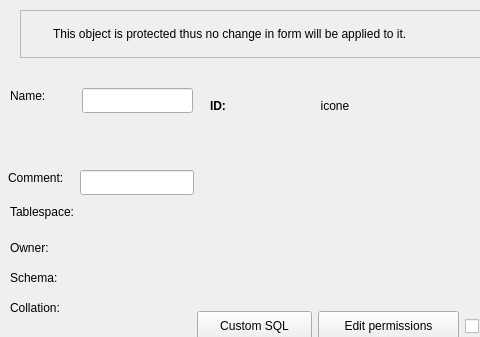
First picture: the form in libpgmodeler_ui/ui/baseobjectwidget.ui, repository pgmodeler/pgmodeler, before the edit; both pictures show x 0 to 480 and y 0 to 337 of the 634 by 588 pixel window.
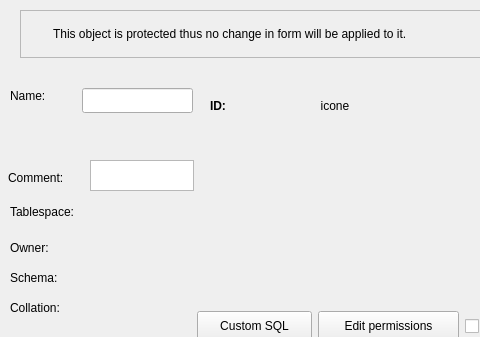
Second picture: the form after the edit. Icons and pictures are not drawn.

Commit message: Added support to multi line comments in UI (issue #1028)

```diff
--- a/libpgmodeler_ui/ui/baseobjectwidget.ui
+++ b/libpgmodeler_ui/ui/baseobjectwidget.ui
@@ -109,28 +109,6 @@
     <string>Comment:</string>
    </property>
   </widget>
-  <widget class="QLineEdit" name="comment_edt">
-   <property name="geometry">
-    <rect>
-     <x>80</x>
-     <y>170</y>
-     <width>114</width>
-     <height>25</height>
-    </rect>
-   </property>
-   <property name="sizePolicy">
-    <sizepolicy hsizetype="Expanding" vsizetype="Fixed">
-     <horstretch>0</horstretch>
-     <verstretch>0</verstretch>
-    </sizepolicy>
-   </property>
-   <property name="minimumSize">
-    <size>
-     <width>0</width>
-     <height>0</height>
-    </size>
-   </property>
-  </widget>
   <widget class="QLabel" name="tablespace_lbl">
    <property name="geometry">
     <rect>
@@ -508,6 +486,28 @@
     </item>
    </layout>
   </widget>
+  <widget class="QPlainTextEdit" name="comment_edt">
+   <property name="geometry">
+    <rect>
+     <x>90</x>
+     <y>160</y>
+     <width>104</width>
+     <height>31</height>
+    </rect>
+   </property>
+   <property name="minimumSize">
+    <size>
+     <width>0</width>
+     <height>0</height>
+    </size>
+   </property>
+   <property name="maximumSize">
+    <size>
+     <width>16777215</width>
+     <height>100</height>
+    </size>
+   </property>
+  </widget>
  </widget>
  <tabstops>
   <tabstop>name_edt</tabstop>
```
Left out of the diff: 1 changed line with no effect on the pictures. The commit also changes 6 other files.
